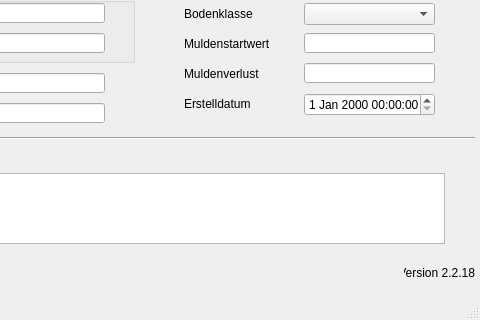
Before: the Qt Designer form qkan/database/templates/abflussparameter.ui in hoettges/QKan, drawn with Qt 5; both pictures show x 156 to 636 and y 87 to 407 of the 636 by 407 pixel window.
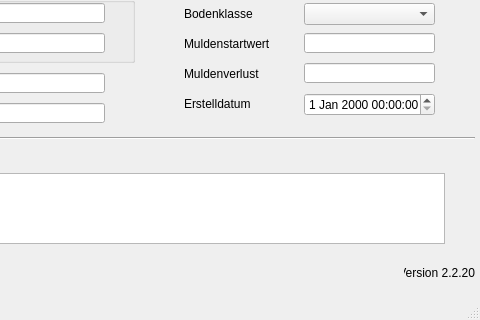
After: the same form once the commit is applied. Custom widgets are drawn as their Qt base class.

```diff
--- a/qkan/database/templates/abflussparameter.ui
+++ b/qkan/database/templates/abflussparameter.ui
@@ -296,7 +296,7 @@
      <string>Version QKan Import</string>
     </property>
     <property name="text">
-     <string>Version 2.2.18</string>
+     <string>Version 2.2.20</string>
     </property>
     <property name="alignment">
      <set>Qt::AlignRight|Qt::AlignTrailing|Qt::AlignVCenter</set>
```
